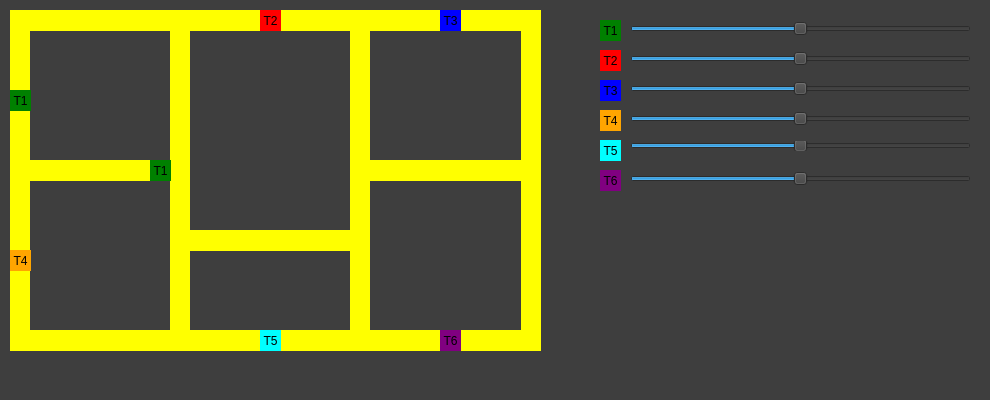
First picture: the form in mainwindow.ui, repository Alison-Andrade/projeto_trem-Sistemas_Operacionais-IMD0036, before the edit.
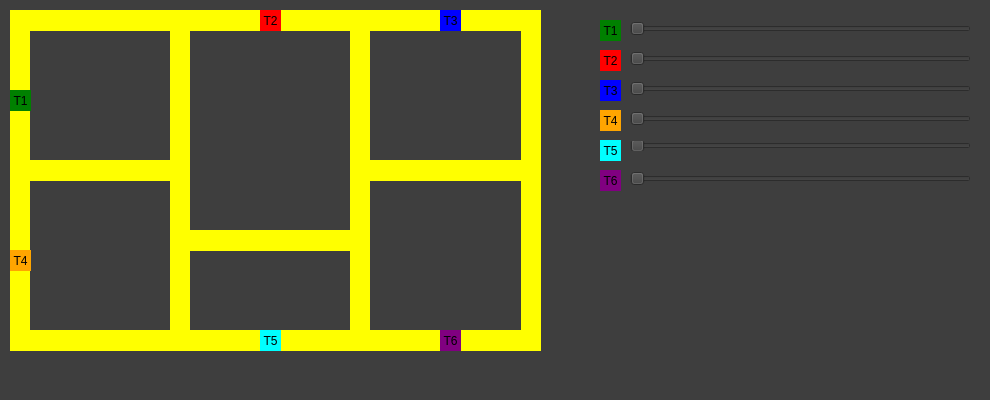
Second picture: the form after the edit.

Commit message: feat: Otimização de semáforo e mudança na velocidade inicial.

```diff
--- a/mainwindow.ui
+++ b/mainwindow.ui
@@ -324,8 +324,11 @@
     <property name="maximum">
      <number>200</number>
     </property>
+    <property name="value">
+     <number>0</number>
+    </property>
     <property name="sliderPosition">
-     <number>100</number>
+     <number>0</number>
     </property>
     <property name="orientation">
      <enum>Qt::Orientation::Horizontal</enum>
@@ -349,8 +352,11 @@
     <property name="maximum">
      <number>200</number>
     </property>
+    <property name="value">
+     <number>0</number>
+    </property>
     <property name="sliderPosition">
-     <number>100</number>
+     <number>0</number>
     </property>
     <property name="orientation">
      <enum>Qt::Orientation::Horizontal</enum>
@@ -374,8 +380,11 @@
     <property name="maximum">
      <number>200</number>
     </property>
+    <property name="value">
+     <number>0</number>
+    </property>
     <property name="sliderPosition">
-     <number>100</number>
+     <number>0</number>
     </property>
     <property name="orientation">
      <enum>Qt::Orientation::Horizontal</enum>
@@ -399,8 +408,11 @@
     <property name="maximum">
      <number>200</number>
     </property>
+    <property name="value">
+     <number>0</number>
+    </property>
     <property name="sliderPosition">
-     <number>100</number>
+     <number>0</number>
     </property>
     <property name="orientation">
      <enum>Qt::Orientation::Horizontal</enum>
@@ -424,8 +436,11 @@
     <property name="maximum">
      <number>200</number>
     </property>
+    <property name="value">
+     <number>0</number>
+    </property>
     <property name="sliderPosition">
-     <number>100</number>
+     <number>0</number>
     </property>
     <property name="orientation">
      <enum>Qt::Orientation::Horizontal</enum>
@@ -455,8 +470,11 @@
     <property name="maximum">
      <number>200</number>
     </property>
+    <property name="value">
+     <number>0</number>
+    </property>
     <property name="sliderPosition">
-     <number>100</number>
+     <number>0</number>
     </property>
     <property name="orientation">
      <enum>Qt::Orientation::Horizontal</enum>
@@ -583,27 +601,6 @@
      <set>Qt::AlignmentFlag::AlignCenter</set>
     </property>
    </widget>
-   <widget class="QLabel" name="label_T1_3">
-    <property name="geometry">
-     <rect>
-      <x>150</x>
-      <y>160</y>
-      <width>21</width>
-      <height>21</height>
-     </rect>
-    </property>
-    <property name="styleSheet">
-     <string notr="true">background-color: green
-;
-</string>
-    </property>
-    <property name="text">
-     <string>T1</string>
-    </property>
-    <property name="alignment">
-     <set>Qt::AlignmentFlag::AlignCenter</set>
-    </property>
-   </widget>
   </widget>
   <widget class="QMenuBar" name="menubar">
    <property name="geometry">
```
Left out of the diff: 2 changed lines with no effect on the pictures. The commit also changes 1 other file.
